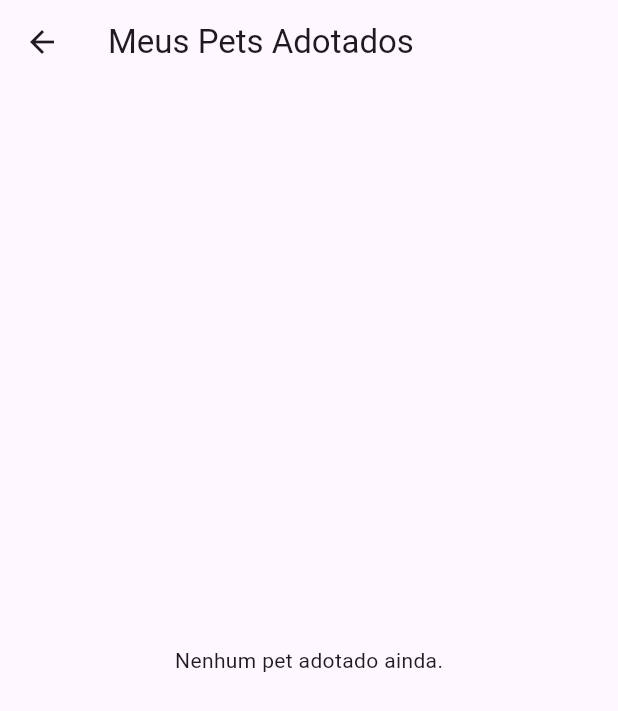
After one commit to RicksDev/Ado-oPetsFlutter, a Flutter app: the AdoptedPetsScreen screen opened by its route, on a phone screen of 412 x 824 dp. The commit adds this screen. Shown: the top 711 px of the screen. Run offline on Flutter 3.47's test engine with Material 3 defaults, Android fonts, the phone set to English and light mode, and no system bars.

Commit message:
Subindo parte da aplicação em flutter

```diff
--- /dev/null
+++ b/adocaopetsflutter/lib/screens/adoptedPetsScreen.dart
@@ -0,0 +1,26 @@
+import 'package:adocaopetsflutter/screens/petsDetailsScreen.dart';
+import 'package:flutter/material.dart';
+
+class AdoptedPetsScreen extends StatelessWidget {
+  const AdoptedPetsScreen({super.key});
+
+  @override
+  Widget build(BuildContext context) {
+    return Scaffold(
+      appBar: AppBar(title: const Text('Meus Pets Adotados')),
+      body: adoptedPets.isEmpty
+          ? const Center(child: Text('Nenhum pet adotado ainda.'))
+          : ListView.builder(
+              itemCount: adoptedPets.length,
+              itemBuilder: (context, index) {
+                final pet = adoptedPets[index];
+                return ListTile(
+                  leading: Image.asset(pet.image, width: 50, height: 50),
+                  title: Text(pet.name),
+                  subtitle: Text('${pet.breed} | ${pet.sex}'),
+                );
+              },
+            ),
+    );
+  }
+}
--- a/adocaopetsflutter/lib/screens/dashboardScreen.dart
+++ b/adocaopetsflutter/lib/screens/dashboardScreen.dart
@@ -1,6 +1,4 @@
 import 'package:flutter/material.dart';
-import 'loginScreen.dart';
-import 'cadastroScreen.dart';
 import 'petsListScreen.dart';
 
 class DashboardScreen extends StatelessWidget {
--- a/adocaopetsflutter/lib/screens/petsDetailsScreen.dart
+++ b/adocaopetsflutter/lib/screens/petsDetailsScreen.dart
@@ -1,5 +1,8 @@
 import 'package:adocaopetsflutter/screens/Pets.dart';
 import 'package:flutter/material.dart';
+
+// Lista global para salvar os pets "adotados"
+List<Pet> adoptedPets = [];
 
 class PetDetailScreen extends StatelessWidget {
   final Pet pet;
@@ -33,21 +36,18 @@ class PetDetailScreen extends StatelessWidget {
               mainAxisAlignment: MainAxisAlignment.center, // Centraliza a Row
               children: [
                 Expanded(
-                  // Faz com que o Text ocupe toda a largura disponível
                   child: Text(
                     pet.name,
                     style: const TextStyle(
                       fontSize: 24,
                       fontWeight: FontWeight.bold,
                     ),
-                    textAlign: TextAlign
-                        .center, // Centraliza o texto dentro do espaço disponível
+                    textAlign: TextAlign.center,
                   ),
                 ),
               ],
             ),
           ),
-
           const SizedBox(height: 8),
           // Localização
           Padding(
@@ -115,7 +115,12 @@ class PetDetailScreen extends StatelessWidget {
             padding: const EdgeInsets.symmetric(horizontal: 16),
             child: ElevatedButton(
               onPressed: () {
-                // Ação do botão
+                // Adiciona o pet à lista de adotados
+                adoptedPets.add(pet);
+
+                ScaffoldMessenger.of(context).showSnackBar(
+                  const SnackBar(content: Text('Pet adicionado à lista de "Me Adote"!')),
+                );
               },
               style: ElevatedButton.styleFrom(
                 backgroundColor: Colors.orange,
--- a/adocaopetsflutter/lib/screens/sucessScren.dart
+++ b/adocaopetsflutter/lib/screens/sucessScren.dart
@@ -10,8 +10,8 @@ class SuccessScreen extends StatelessWidget {
         title: const Text('Sucesso'),
         centerTitle: true,
       ),
-      body: Center(
-        child: const Text(
+      body: const Center(
+        child: Text(
           'Login realizado com sucesso!',
           style: TextStyle(fontSize: 24),
         ),
```
Also changed, not shown: adocaopetsflutter/lib/main.dart (+5 -48 lines), adocaopetsflutter/lib/screens/cadastroScreen.dart (+0 -10 lines), adocaopetsflutter/lib/screens/petsListScreen.dart (+56 -4 lines).
